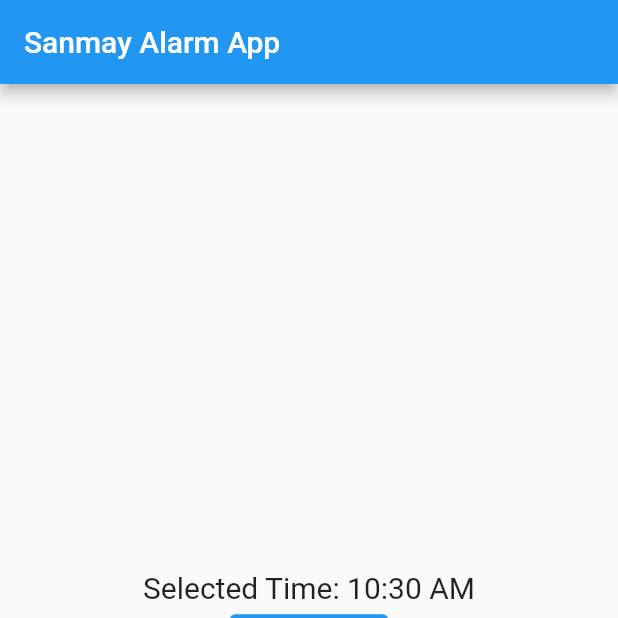
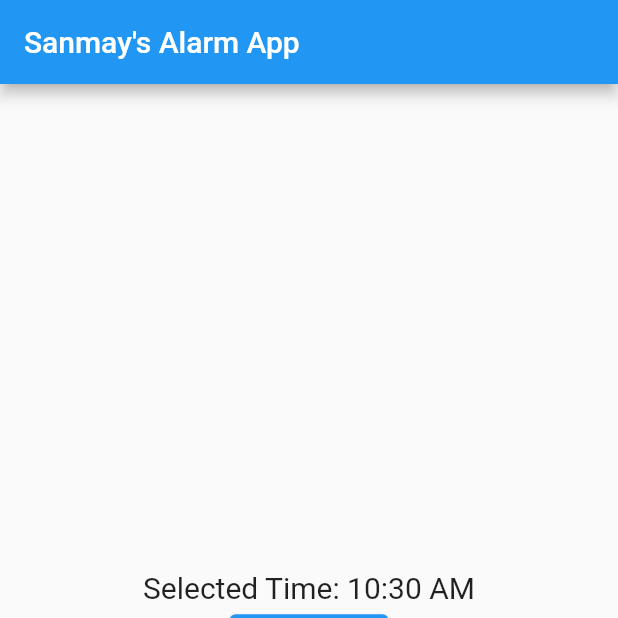
Before and after one commit to codewithx4/alarm_app, a Flutter app: the screen it shows after launch, after a tap on "Set Alarm", on a phone screen of 412 x 824 dp, the top half of it. Run offline on Flutter 3.47's test engine with Material 2 defaults, Android fonts, the phone set to English and light mode, and no system bars; our stand-ins replace flutter_local_notifications, timezone.

Commit message:
Problem with const constructor fixed!

```diff
--- a/lib/main.dart
+++ b/lib/main.dart
@@ -1,22 +1,22 @@
-// ignore_for_file: depend_on_referenced_packages
+import "package:flutter/material.dart";
+import "package:flutter_local_notifications/flutter_local_notifications.dart";
+import "package:timezone/data/latest.dart";
+import "package:timezone/timezone.dart";
 
-import 'package:flutter/material.dart';
-import 'package:flutter_local_notifications/flutter_local_notifications.dart';
-import 'package:timezone/data/latest.dart' as tz;
-import 'package:timezone/timezone.dart' as tz;
 
 void main() {
   runApp(AlarmApp());
 }
 
 class AlarmApp extends StatelessWidget {
-  final FlutterLocalNotificationsPlugin flutterLocalNotificationsPlugin =
-  FlutterLocalNotificationsPlugin();
+  final FlutterLocalNotificationsPlugin flutterLocalNotificationsPlugin = FlutterLocalNotificationsPlugin();
+
+  AlarmApp({super.key});
 
   @override
   Widget build(BuildContext context) {
     return MaterialApp(
-      title: 'Sanmays Alarm App',
+      title: "Sanmay's Alarm App",
       theme: ThemeData(primarySwatch: Colors.blue),
       home: AlarmScreen(flutterLocalNotificationsPlugin),
     );
@@ -26,10 +26,10 @@ class AlarmApp extends StatelessWidget {
 class AlarmScreen extends StatefulWidget {
   final FlutterLocalNotificationsPlugin flutterLocalNotificationsPlugin;
 
-  AlarmScreen(this.flutterLocalNotificationsPlugin);
+  const AlarmScreen(this.flutterLocalNotificationsPlugin, {super.key});
 
   @override
-  _AlarmScreenState createState() => _AlarmScreenState();
+  State<AlarmScreen> createState() => _AlarmScreenState();
 }
 
 class _AlarmScreenState extends State<AlarmScreen> {
@@ -51,9 +51,9 @@ class _AlarmScreenState extends State<AlarmScreen> {
   }
 
   Future<void> _scheduleAlarm() async {
-    final now = tz.TZDateTime.now(tz.local);
-    final selectedDateTime = tz.TZDateTime(
-      tz.local,
+    final now = TZDateTime.now(local);
+    final selectedDateTime = TZDateTime(
+      local,
       now.year,
       now.month,
       now.day,
@@ -61,19 +61,21 @@ class _AlarmScreenState extends State<AlarmScreen> {
       _selectedTime.minute,
     );
 
-    final androidPlatformChannelSpecifics = AndroidNotificationDetails(
-      'Alarm App Notification Channel',
+    const AndroidNotificationDetails androidPlatformChannelSpecifics = AndroidNotificationDetails(
+      "Alarm App Notification Channel",
+      "Something",
+      "Description",
       importance: Importance.max,
       priority: Priority.high,
     );
-    final platformChannelSpecifics = NotificationDetails(
+    const platformChannelSpecifics = NotificationDetails(
       android: androidPlatformChannelSpecifics,
     );
 
     await widget.flutterLocalNotificationsPlugin.zonedSchedule(
       0,
-      'Alarm',
-      'Wake up Bhai !',
+      "Alarm",
+      "Wake up Bhai !",
       selectedDateTime,
       platformChannelSpecifics,
       androidAllowWhileIdle: true,
@@ -82,21 +84,22 @@ class _AlarmScreenState extends State<AlarmScreen> {
       UILocalNotificationDateInterpretation.absoluteTime,
     );
 
-
-    ScaffoldMessenger.of(context).showSnackBar(
-      SnackBar(
-        content: Text('Alarm set for ${selectedDateTime.toString()} Bro'),
-      ),
-    );
+    if (context.mounted) {
+      ScaffoldMessenger.of(context).showSnackBar(
+        SnackBar(
+          content: Text("Alarm set for ${selectedDateTime.toString()} Bro"),
+        ),
+      );
+    }
   }
 
   @override
   void initState() {
     super.initState();
-    tz.initializeTimeZones();
-    final initializationSettingsAndroid =
-    AndroidInitializationSettings('@mipmap/ic_launcher');
-    final initializationSettings = InitializationSettings(
+    initializeTimeZones();
+    const initializationSettingsAndroid =
+    AndroidInitializationSettings("@mipmap/ic_launcher");
+    const initializationSettings = InitializationSettings(
       android: initializationSettingsAndroid,
       iOS: null,
     );
@@ -111,23 +114,23 @@ class _AlarmScreenState extends State<AlarmScreen> {
     return Scaffold(
       key: _scaffoldKey,
       appBar: AppBar(
-        title: const Text('Sanmay Alarm App'),
+        title: const Text("Sanmay's Alarm App"),
       ),
       body: Center(
         child: Column(
           mainAxisAlignment: MainAxisAlignment.center,
           children: <Widget>[
             Text(
-              'Selected Time: ${_selectedTime.format(context)}',
-              style: TextStyle(fontSize: 20),
+              "Selected Time: ${_selectedTime.format(context)}",
+              style: const TextStyle(fontSize: 20),
             ),
             ElevatedButton(
               onPressed: () => _selectTime(context),
-              child: const Text('Select Time'),
+              child: const Text("Select Time"),
             ),
             ElevatedButton(
               onPressed: () => _scheduleAlarm(),
-              child: const Text('Set Alarm'),
+              child: const Text("Set Alarm"),
             ),
           ],
         ),
--- a/pubspec.yaml
+++ b/pubspec.yaml
@@ -36,6 +36,7 @@ dependencies:
   # Use with the CupertinoIcons class for iOS style icons.
   cupertino_icons: ^1.0.2
   flutter_local_notifications: ^6.1.1
+  timezone: 0.9.2
 
 dev_dependencies:
   flutter_test:
```
Also changed, not shown: pubspec.lock, 5 other files.
